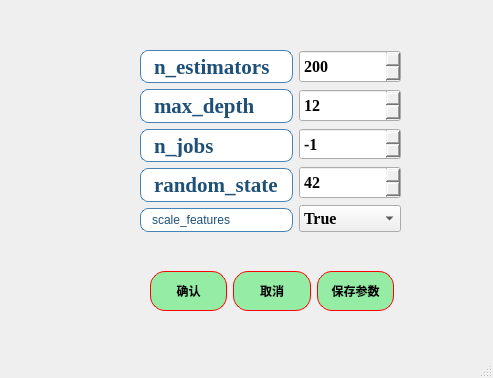
Old version of the form ui/algorithms2_RF_para.ui in the repository azhongege24/predict_first.
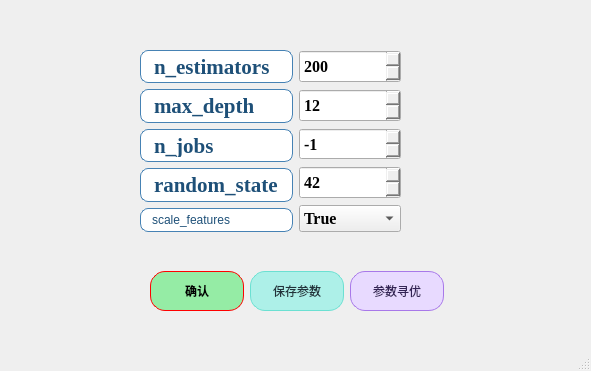
New version of the form.

```diff
--- a/ui/algorithms2_RF_para.ui
+++ b/ui/algorithms2_RF_para.ui
@@ -6,8 +6,8 @@
    <rect>
     <x>0</x>
     <y>0</y>
-    <width>493</width>
-    <height>378</height>
+    <width>591</width>
+    <height>371</height>
    </rect>
   </property>
   <property name="windowTitle">
@@ -444,12 +444,12 @@
      </item>
     </layout>
    </widget>
-   <widget class="QWidget" name="">
+   <widget class="QWidget" name="layoutWidget">
     <property name="geometry">
      <rect>
       <x>150</x>
       <y>270</y>
-      <width>244</width>
+      <width>294</width>
       <height>42</height>
      </rect>
     </property>
@@ -485,37 +485,6 @@
        </property>
       </widget>
      </item>
-     <item>
-      <widget class="QPushButton" name="pushButton_2">
-       <property name="minimumSize">
-        <size>
-         <width>0</width>
-         <height>40</height>
-        </size>
-       </property>
-       <property name="styleSheet">
-        <string notr="true">QPushButton{
-border:1px solid red;   /*边框的粗细，颜色*/
-border-radius:15px;    /*设置圆角半径 */
-padding:2px 4px;  /*QFrame边框与内部其它部件的距离*/
-background-color: rgb(149, 236, 165);	/*背景颜色*/
-color:rgb(0, 0, 0);		/*字体颜色*/
-	font: 18pt &quot;楷体&quot;;
-
-font:bold;
-}
-QPushButton:hover {
-    background-color: rgb(177, 244, 155);    /* 悬停时背景色 */
-}
-QPushButton:pressed {
-    background-color:rgb(99, 181, 255);     /* 点击时背景色 */
-}</string>
-       </property>
-       <property name="text">
-        <string>取消</string>
-       </property>
-      </widget>
-     </item>
      <item>
       <widget class="QPushButton" name="pushButton_save_params">
        <property name="minimumSize">
@@ -526,18 +495,18 @@
        </property>
        <property name="styleSheet">
         <string notr="true">QPushButton{
-border:1px solid red;   /*边框的粗细，颜色*/
-border-radius:15px;    /*设置圆角半径 */
-padding:2px 4px;  /*QFrame边框与内部其它部件的距离*/
-background-color: rgb(149, 236, 165);	/*背景颜色*/
-color:rgb(0, 0, 0);		/*字体颜色*/
-	font: 18pt &quot;楷体&quot;;
-
-font:bold;
+    border:1px solid rgb(107, 224, 210);   /* 边框：浅薄荷绿（呼应背景） */
+    border-radius:15px;    /* 圆角半径（不变） */
+    padding:2px 4px;  /* 内边距（不变） */
+    background-color: rgb(173, 240, 232);	/* 常态背景：淡薄荷绿 */
+    color:rgb(34, 51, 59);		/* 字体颜色：深灰色（可读性强，不突兀） */
+    font: bold 18pt &quot;楷体&quot;;  /* 字体格式合并（不变） */
 }
+
 QPushButton:hover {
     background-color: rgb(177, 244, 155);    /* 悬停时背景色 */
 }
+
 QPushButton:pressed {
     background-color:rgb(99, 181, 255);     /* 点击时背景色 */
 }</string>
@@ -547,6 +516,37 @@
        </property>
       </widget>
      </item>
+     <item>
+      <widget class="QPushButton" name="pushButton_random_search">
+       <property name="minimumSize">
+        <size>
+         <width>0</width>
+         <height>40</height>
+        </size>
+       </property>
+       <property name="styleSheet">
+        <string notr="true">QPushButton{
+    border:1px solid rgb(168, 120, 233);   /* 边框：浅紫色 */
+    border-radius:15px;    /* 圆角半径（不变） */
+    padding:2px 4px;  /* 内边距（不变） */
+    background-color: rgb(232, 218, 255);	/* 常态背景：淡紫色 */
+    color:rgb(51, 34, 85);		/* 字体颜色：深紫色（更搭色系，可读性强） */
+    font: bold 18pt &quot;楷体&quot;;  /* 字体合并优化（原格式不变） */
+}
+
+QPushButton:hover {
+    background-color: rgb(240, 228, 255);    /* 悬停背景：更浅的紫色（提亮效果） */
+}
+
+QPushButton:pressed {
+    background-color: rgb(194, 162, 245);     /* 点击背景：中等紫色（按压反馈明显） */
+}</string>
+       </property>
+       <property name="text">
+        <string>参数寻优</string>
+       </property>
+      </widget>
+     </item>
     </layout>
    </widget>
   </widget>
```
Left out of the diff: 22 changed lines with no effect on the pictures.
